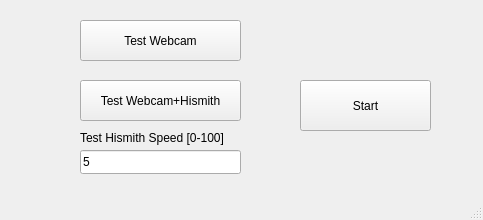
This is mainwindow.ui in samsmit362/HismithControl as Qt 5 draws it before an edit. The edited form follows.
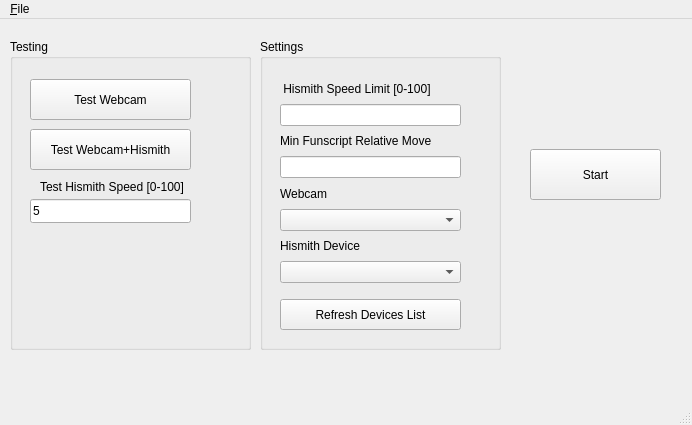
This is the edited form.

Commit message: Extended GUI to support modify and save changed settings.

The edit to the form file:
```diff
--- a/mainwindow.ui
+++ b/mainwindow.ui
@@ -6,8 +6,8 @@
    <rect>
     <x>0</x>
     <y>0</y>
-    <width>483</width>
-    <height>220</height>
+    <width>692</width>
+    <height>425</height>
    </rect>
   </property>
   <property name="windowTitle">
@@ -17,8 +17,8 @@
    <widget class="QPushButton" name="startButton">
     <property name="geometry">
      <rect>
-      <x>300</x>
-      <y>80</y>
+      <x>530</x>
+      <y>130</y>
       <width>131</width>
       <height>51</height>
      </rect>
@@ -27,24 +27,23 @@
      <string>Start</string>
     </property>
    </widget>
-   <widget class="QPushButton" name="testButton">
+   <widget class="QGroupBox" name="groupBox">
     <property name="geometry">
      <rect>
-      <x>80</x>
-      <y>80</y>
-      <width>161</width>
-      <height>41</height>
+      <x>10</x>
+      <y>20</y>
+      <width>241</width>
+      <height>311</height>
      </rect>
     </property>
-    <property name="text">
-     <string>Test Webcam+Hismith</string>
+    <property name="title">
+     <string>Testing</string>
     </property>
-   </widget>
    <widget class="QPushButton" name="testCameraButton">
     <property name="geometry">
      <rect>
-      <x>80</x>
-      <y>20</y>
+       <x>20</x>
+       <y>40</y>
       <width>161</width>
       <height>41</height>
      </rect>
@@ -53,11 +52,24 @@
      <string>Test Webcam</string>
     </property>
    </widget>
+    <widget class="QPushButton" name="testButton">
+     <property name="geometry">
+      <rect>
+       <x>20</x>
+       <y>90</y>
+       <width>161</width>
+       <height>41</height>
+      </rect>
+     </property>
+     <property name="text">
+      <string>Test Webcam+Hismith</string>
+     </property>
+    </widget>
    <widget class="QLineEdit" name="testSpeed">
     <property name="geometry">
      <rect>
-      <x>80</x>
-      <y>150</y>
+       <x>20</x>
+       <y>160</y>
       <width>161</width>
       <height>24</height>
      </rect>
@@ -69,8 +81,8 @@
    <widget class="QLabel" name="label">
     <property name="geometry">
      <rect>
-      <x>80</x>
-      <y>130</y>
+       <x>30</x>
+       <y>140</y>
       <width>151</width>
       <height>16</height>
      </rect>
@@ -80,15 +92,109 @@
     </property>
    </widget>
   </widget>
+   <widget class="QGroupBox" name="groupBox_2">
+    <property name="geometry">
+     <rect>
+      <x>260</x>
+      <y>20</y>
+      <width>241</width>
+      <height>311</height>
+     </rect>
+    </property>
+    <property name="title">
+     <string>Settings</string>
+    </property>
+    <widget class="QWidget" name="layoutWidget">
+     <property name="geometry">
+      <rect>
+       <x>20</x>
+       <y>40</y>
+       <width>181</width>
+       <height>204</height>
+      </rect>
+     </property>
+     <layout class="QVBoxLayout" name="verticalLayout">
+      <item>
+       <widget class="QLabel" name="label_2">
+        <property name="text">
+         <string> Hismith Speed Limit [0-100]</string>
+        </property>
+       </widget>
+      </item>
+      <item>
+       <widget class="QLineEdit" name="speedLimit">
+        <property name="text">
+         <string/>
+        </property>
+       </widget>
+      </item>
+      <item>
+       <widget class="QLabel" name="label_3">
+        <property name="text">
+         <string>Min Funscript Relative Move</string>
+        </property>
+       </widget>
+      </item>
+      <item>
+       <widget class="QLineEdit" name="minRelativeMove">
+        <property name="text">
+         <string/>
+        </property>
+       </widget>
+      </item>
+      <item>
+       <widget class="QLabel" name="label_4">
+        <property name="text">
+         <string>Webcam</string>
+        </property>
+       </widget>
+      </item>
+      <item>
+       <widget class="QComboBox" name="Webcams"/>
+      </item>
+      <item>
+       <widget class="QLabel" name="label_5">
+        <property name="text">
+         <string>Hismith Device</string>
+        </property>
+       </widget>
+      </item>
+      <item>
+       <widget class="QComboBox" name="Devices"/>
+      </item>
+     </layout>
+    </widget>
+    <widget class="QPushButton" name="refreshDevices">
+     <property name="geometry">
+      <rect>
+       <x>20</x>
+       <y>260</y>
+       <width>181</width>
+       <height>31</height>
+      </rect>
+     </property>
+     <property name="text">
+      <string>Refresh Devices List</string>
+     </property>
+    </widget>
+   </widget>
+  </widget>
   <widget class="QMenuBar" name="menubar">
    <property name="geometry">
     <rect>
      <x>0</x>
      <y>0</y>
-     <width>483</width>
+     <width>692</width>
      <height>21</height>
     </rect>
    </property>
+   <widget class="QMenu" name="menuFile">
+    <property name="title">
+     <string>&amp;File</string>
+    </property>
+    <addaction name="actionSave_Settings"/>
+   </widget>
+   <addaction name="menuFile"/>
   </widget>
   <widget class="QStatusBar" name="statusbar"/>
  </widget>
```
Left out of the diff: 8 changed lines with no effect on the pictures. Lines whose indentation alone changed are shown as unchanged. The commit also changes 4 other files.
